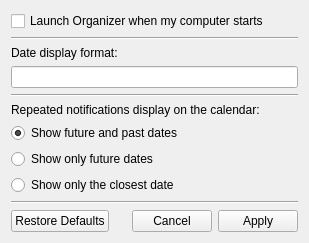
Ogaros/NoteKeeper, file settingswindow.ui: the form before one commit.
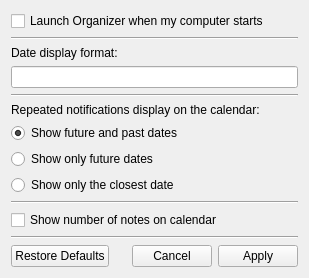
The form after the commit. Icons and pictures are not drawn.

Commit message: number of notes is now a setting

```diff
--- a/settingswindow.ui
+++ b/settingswindow.ui
@@ -7,7 +7,7 @@
     <x>0</x>
     <y>0</y>
     <width>309</width>
-    <height>224</height>
+    <height>256</height>
    </rect>
   </property>
   <property name="windowTitle">
@@ -115,6 +115,20 @@
      </property>
     </widget>
    </item>
+   <item>
+    <widget class="QCheckBox" name="showNumberCB">
+     <property name="text">
+      <string>Show number of notes on calendar</string>
+     </property>
+    </widget>
+   </item>
+   <item>
+    <widget class="Line" name="line_4">
+     <property name="orientation">
+      <enum>Qt::Horizontal</enum>
+     </property>
+    </widget>
+   </item>
    <item>
     <widget class="QDialogButtonBox" name="buttonBox">
      <property name="layoutDirection">
```
The commit also changes 4 other files.
